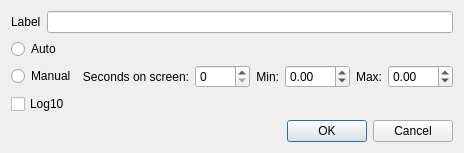
Above: axisconfig.ui from koshi8bit/lib before the change. Below: the same form after it.
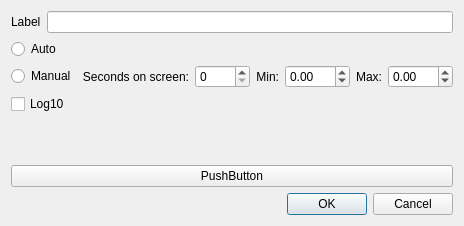
That is the form after the change. Custom widgets are drawn as their Qt base class.

Diff of the .ui file:
```diff
--- a/axisconfig.ui
+++ b/axisconfig.ui
@@ -7,7 +7,7 @@
     <x>0</x>
     <y>0</y>
     <width>438</width>
-    <height>145</height>
+    <height>226</height>
    </rect>
   </property>
   <property name="windowTitle">
@@ -135,6 +135,16 @@
      </property>
     </widget>
    </item>
+   <item>
+    <widget class="ScientificNotationEdit" name="widget" native="true"/>
+   </item>
+   <item>
+    <widget class="QPushButton" name="pushButton">
+     <property name="text">
+      <string>PushButton</string>
+     </property>
+    </widget>
+   </item>
    <item>
     <widget class="QDialogButtonBox" name="buttonBox">
      <property name="orientation">
@@ -147,6 +157,14 @@
    </item>
   </layout>
  </widget>
+ <customwidgets>
+  <customwidget>
+   <class>ScientificNotationEdit</class>
+   <extends>QWidget</extends>
+   <header>scientificnotationedit.h</header>
+   <container>1</container>
+  </customwidget>
+ </customwidgets>
  <resources/>
  <connections>
   <connection>
```
